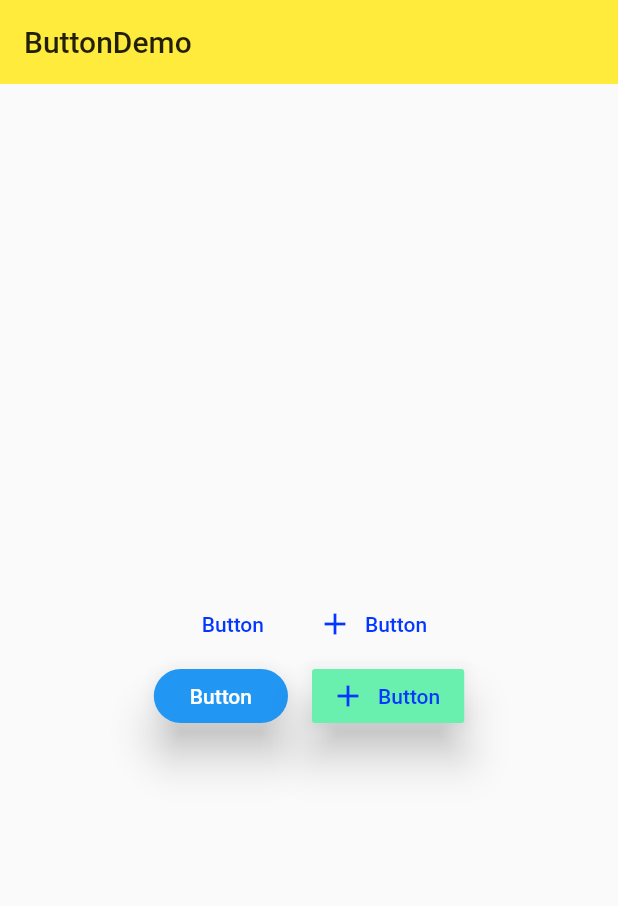
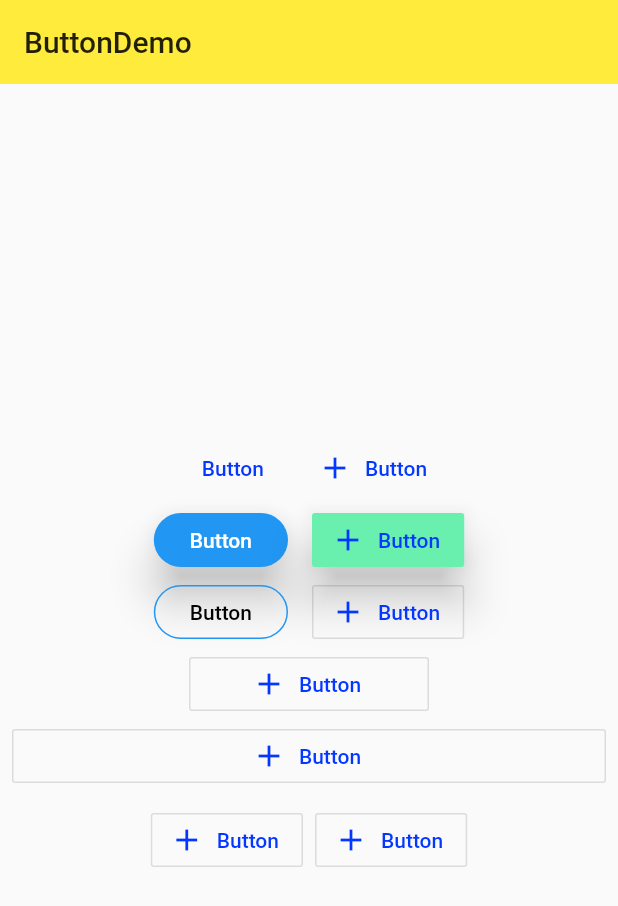
Before and after one commit to GuchaoGit/flutter_app, a Flutter app: the ButtonDemo screen opened directly, on a phone screen of 412 x 824 dp. Shown: the top 906 px of the screen. Run offline on Flutter 3.47's test engine with Material 2 defaults, Android fonts, the phone set to English and light mode, and no system bars; missing offline and left inert: flutter_webview_plugin.

Commit message:
按钮容器 Container/Expanded/ButtonBar

```diff
--- a/lib/demo/material_components.dart
+++ b/lib/demo/material_components.dart
@@ -89,7 +89,127 @@ class ButtonDemo extends StatelessWidget {
         ),
       ],
     );
+    final Widget outlineButtonDemo = Row(
+      mainAxisAlignment: MainAxisAlignment.center,
+      children: <Widget>[
+        Theme(
+          //修改button样式
+          data: Theme.of(context).copyWith(
+            buttonTheme: ButtonThemeData(
+              buttonColor: Colors.blue, //按钮的颜色
+              textTheme: ButtonTextTheme.primary,
+//              shape: BeveledRectangleBorder(//直角矩形
+//                borderRadius: BorderRadius.circular(5.0),
+//              )
+              shape: StadiumBorder(),
+            ),
+          ),
+          child: OutlineButton(
+            child: Text('Button'),
+            onPressed: () {},
+            borderSide: BorderSide(
+              //描边效果
+              color: Colors.blue,
+            ),
+            splashColor: Colors.grey,
+            //溅墨动画颜色
+            textColor: Colors.black,
+            highlightedBorderColor: Colors.blueGrey,
+          ),
+        ),
+        SizedBox(
+          width: 16.0,
+        ),
+        OutlineButton.icon(
+          icon: Icon(Icons.add),
+          label: Text('Button'),
+          onPressed: () {},
+          splashColor: Colors.grey,
+          color: Colors.greenAccent,
+          //溅墨动画颜色
+          textColor: Theme
+              .of(context)
+              .accentColor,
+        ),
+      ],
+    );
 
+    final fixedWithButton = Row(
+      mainAxisAlignment: MainAxisAlignment.center,
+      children: <Widget>[
+        Container(
+          width: 160.0,
+          child: OutlineButton.icon(
+            icon: Icon(Icons.add),
+            label: Text('Button'),
+            onPressed: () {},
+            splashColor: Colors.grey,
+            color: Colors.greenAccent,
+            //溅墨动画颜色
+            textColor: Theme
+                .of(context)
+                .accentColor,
+          ),
+        ),
+      ],
+    );
+    final expandedWidthButton = Row(
+      mainAxisAlignment: MainAxisAlignment.center,
+      children: <Widget>[
+        Expanded(
+          child: OutlineButton.icon(
+            icon: Icon(Icons.add),
+            label: Text('Button'),
+            onPressed: () {},
+            splashColor: Colors.grey,
+            color: Colors.greenAccent,
+            //溅墨动画颜色
+            textColor: Theme
+                .of(context)
+                .accentColor,
+          ),
+        ),
+      ],
+    );
+
+    final buttonBarDemo = Row(
+      mainAxisAlignment: MainAxisAlignment.center,
+      children: <Widget>[
+        Theme(
+          data: Theme.of(context).copyWith(
+            buttonTheme: ButtonThemeData(
+              padding: EdgeInsets.symmetric(horizontal: 32.0),
+            ),
+          ),
+          child: ButtonBar(
+            children: <Widget>[
+              OutlineButton.icon(
+                icon: Icon(Icons.add),
+                label: Text('Button'),
+                onPressed: () {},
+                splashColor: Colors.grey,
+                color: Colors.greenAccent,
+                //溅墨动画颜色
+                textColor: Theme
+                    .of(context)
+                    .accentColor,
+              ),
+              OutlineButton.icon(
+                icon: Icon(Icons.add),
+                label: Text('Button'),
+                onPressed: () {},
+                splashColor: Colors.grey,
+                color: Colors.greenAccent,
+                //溅墨动画颜色
+                textColor: Theme
+                    .of(context)
+                    .accentColor,
+              ),
+            ],
+          ),
+        ),
+      ],
+    );
     return Scaffold(
       appBar: AppBar(
         title: Text('ButtonDemo'),
@@ -102,6 +222,10 @@ class ButtonDemo extends StatelessWidget {
           children: <Widget>[
             flatButtonDemo,
             raisedButtonDemo,
+            outlineButtonDemo,
+            fixedWithButton,
+            expandedWidthButton,
+            buttonBarDemo,
           ],
         ),
       ),
```
Also changed, not shown: 1 other file.
